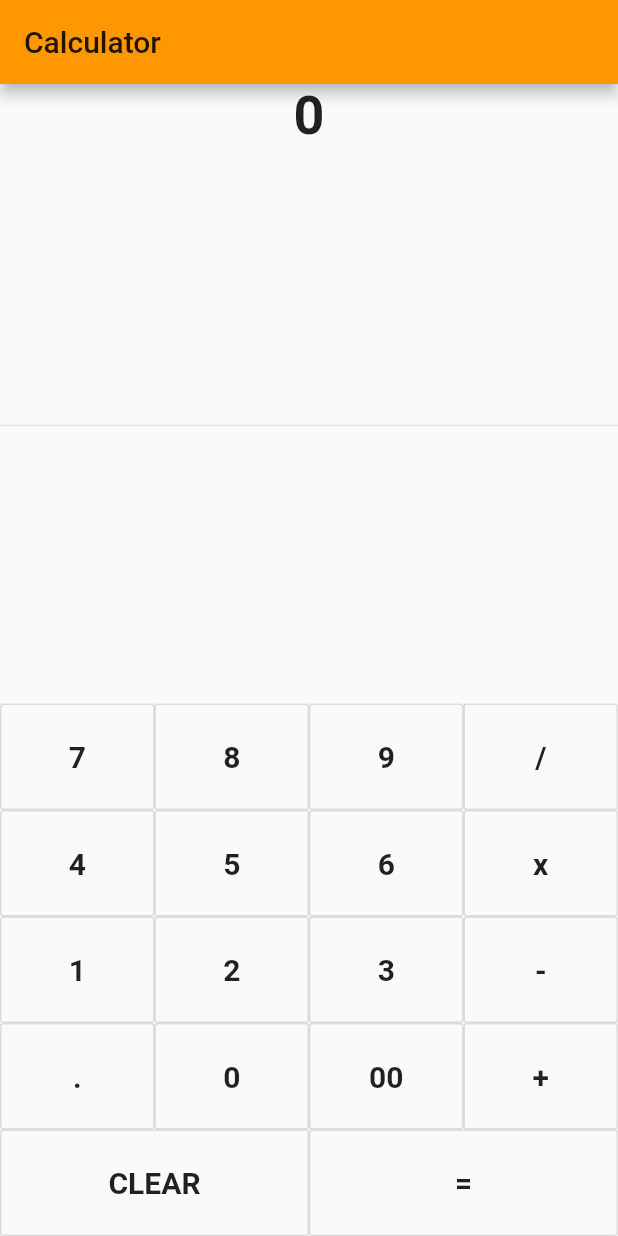
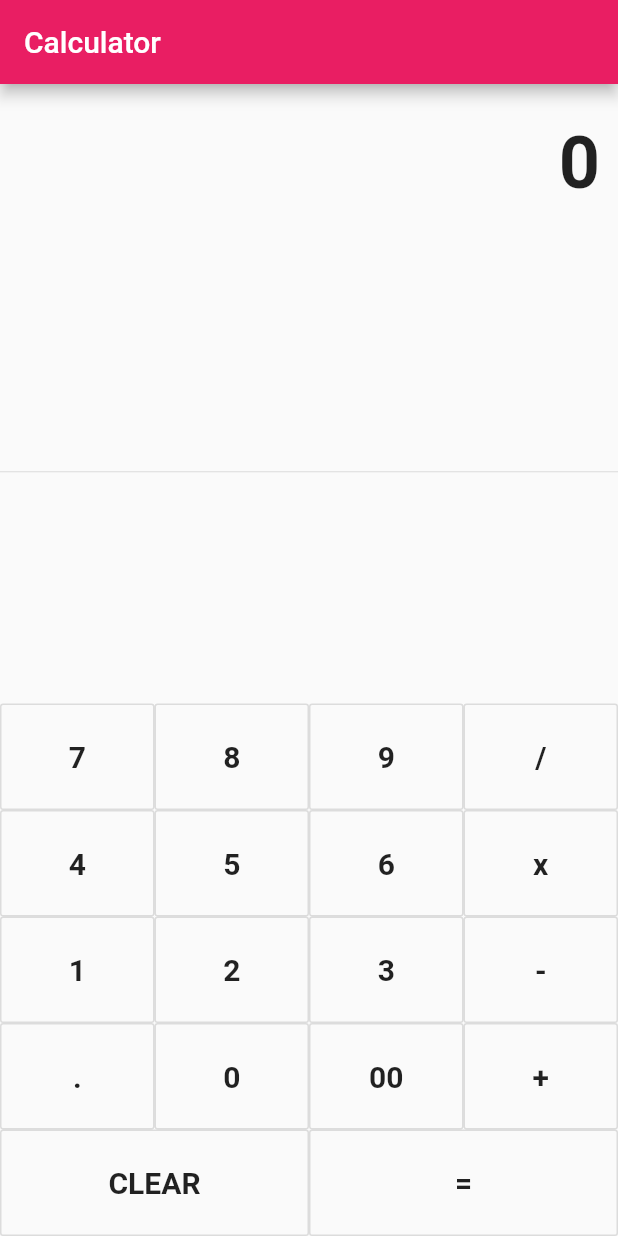
Before and after one commit to JohnEmerson1406/flutter-calculator-app, a Flutter app: the screen it shows after launch, on a phone screen of 412 x 824 dp. Run offline on Flutter 3.47's test engine with Material 2 defaults, Android fonts, the phone set to English and light mode, and no system bars.

Commit message:
style: add padding & alignment to text display

```diff
--- a/lib/main.dart
+++ b/lib/main.dart
@@ -8,7 +8,7 @@ class MyApp extends StatelessWidget {
     return MaterialApp(
       title: 'Flutter Demo',
       theme: ThemeData(
-        primarySwatch: Colors.orange,
+        primarySwatch: Colors.pink,
       ),
       home: MyHomePage(title: 'Calculator'),
     );
@@ -54,8 +54,13 @@ class _MyHomePageState extends State<MyHomePage> {
         child: new Column(children: <Widget>[
 
           new Container(
+            alignment: Alignment.centerRight,
+            padding: new EdgeInsets.symmetric(
+              vertical: 24.0,
+              horizontal: 12.0
+            ),
             child: new Text("0", style: new TextStyle(
-              fontSize: 36.0,
+              fontSize: 48.0,
               fontWeight: FontWeight.bold
             ),)),
 
```
